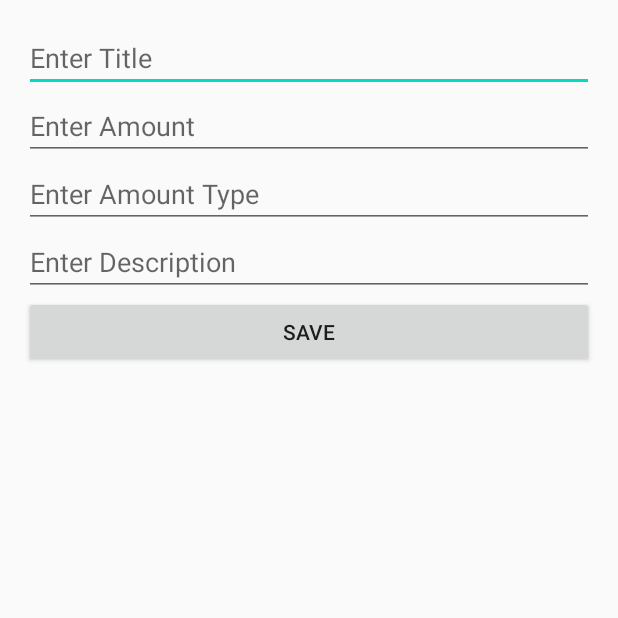
After one commit to mahdiandrovo/BazarShodai, an Android app: the AddNoteActivity screen opened directly, with no data from a screen before it, on a phone screen of 412 x 824 dp, the top half of it. The commit adds this screen. Run offline under Robolectric (Android 15) with nearby library versions, the phone set to English and light mode, and no system bars.

Commit message:
save new note part added

```diff
--- a/app/src/main/AndroidManifest.xml
+++ b/app/src/main/AndroidManifest.xml
@@ -9,6 +9,7 @@
         android:roundIcon="@mipmap/ic_launcher_round"
         android:supportsRtl="true"
         android:theme="@style/AppTheme">
+        <activity android:name=".AddNoteActivity"></activity>
         <activity android:name=".HomeActivity">
             <intent-filter>
                 <action android:name="android.intent.action.MAIN" />
--- /dev/null
+++ b/app/src/main/java/com/example/bazarshodai/AddNoteActivity.java
@@ -0,0 +1,83 @@
+package com.example.bazarshodai;
+
+import androidx.appcompat.app.AppCompatActivity;
+
+import android.content.Intent;
+import android.os.Bundle;
+import android.view.View;
+import android.widget.Button;
+import android.widget.EditText;
+
+public class AddNoteActivity extends AppCompatActivity implements View.OnClickListener {
+
+    public static final String EXTRA_TITLE = "androidx.appcompat.app.AppCompatActivity.EXTRA_TITLE";
+    public static final String EXTRA_AMOUNT = "androidx.appcompat.app.AppCompatActivity.EXTRA_AMOUNT";
+    public static final String EXTRA_AMOUNT_TYPE = "androidx.appcompat.app.AppCompatActivity.EXTRA_AMOUNT_TYPE";
+    public static final String EXTRA_DESCRIPTION = "androidx.appcompat.app.AppCompatActivity.EXTRA_DESCRIPTION";
+
+    private EditText editText_Title;
+    private EditText editText_Amount;
+    private EditText editText_AmountType;
+    private EditText editText_Description;
+    private Button button_SaveNote;
+
+    @Override
+    protected void onCreate(Bundle savedInstanceState) {
+        super.onCreate(savedInstanceState);
+        setContentView(R.layout.activity_add_note);
+
+        editText_Title = (EditText) findViewById(R.id.title_EditText);
+        editText_Amount = (EditText) findViewById(R.id.amount_EditText);
+        editText_AmountType = (EditText) findViewById(R.id.amountType_EditText);
+        editText_Description = (EditText) findViewById(R.id.description_EditText);
+        button_SaveNote = (Button) findViewById(R.id.save_Button);
+        button_SaveNote.setOnClickListener(this);
+
+    }
+
+    private void saveNote(){
+        String title = editText_Title.getText().toString().trim();
+        String amount_str = editText_Amount.getText().toString().trim();
+        String amount_type = editText_AmountType.getText().toString().trim();
+        String description = editText_Description.getText().toString().trim();
+
+        if (title == null || title.isEmpty()){
+            editText_Title.setError("Enter Title");
+            editText_Title.requestFocus();
+            return;
+        }
+        if (amount_str == null || amount_str.isEmpty()){
+            editText_Amount.setError("Enter Valid Amount");
+            editText_Amount.requestFocus();
+            return;
+        }
+        if (amount_type == null || amount_type.isEmpty()){
+            editText_AmountType.setError("Enter Title");
+            editText_AmountType.requestFocus();
+            return;
+        }
+        if (description == null || description.isEmpty()){
+            editText_Description.setError("Enter Description");
+            editText_Description.requestFocus();
+            return;
+        }
+
+        int amount = Integer.parseInt(amount_str);
+
+        Intent data = new Intent();
+        data.putExtra(EXTRA_TITLE,title);
+        data.putExtra(EXTRA_AMOUNT,amount);
+        data.putExtra(EXTRA_AMOUNT_TYPE,amount_type);
+        data.putExtra(EXTRA_DESCRIPTION,description);
+        setResult(RESULT_OK,data);
+        finish();
+
+    }
+
+    @Override
+    public void onClick(View view) {
+        if (view == button_SaveNote){
+            saveNote();
+        }
+    }
+}
--- /dev/null
+++ b/app/src/main/res/layout/activity_add_note.xml
@@ -0,0 +1,41 @@
+<?xml version="1.0" encoding="utf-8"?>
+<LinearLayout xmlns:android="http://schemas.android.com/apk/res/android"
+    xmlns:app="http://schemas.android.com/apk/res-auto"
+    xmlns:tools="http://schemas.android.com/tools"
+    android:layout_width="match_parent"
+    android:layout_height="match_parent"
+    android:padding="16dp"
+    android:orientation="vertical"
+    tools:context=".AddNoteActivity">
+
+    <EditText
+        android:id="@+id/title_EditText"
+        android:hint="Enter Title"
+        android:inputType="text"
+        android:layout_width="match_parent"
+        android:layout_height="wrap_content"/>
+    <EditText
+        android:id="@+id/amount_EditText"
+        android:hint="Enter Amount"
+        android:inputType="number"
+        android:layout_width="match_parent"
+        android:layout_height="wrap_content"/>
+    <EditText
+        android:id="@+id/amountType_EditText"
+        android:hint="Enter Amount Type"
+        android:inputType="text"
+        android:layout_width="match_parent"
+        android:layout_height="wrap_content"/>
+    <EditText
+        android:id="@+id/description_EditText"
+        android:hint="Enter Description"
+        android:inputType="text"
+        android:layout_width="match_parent"
+        android:layout_height="wrap_content"/>
+    <Button
+        android:id="@+id/save_Button"
+        android:text="SAVE"
+        android:layout_width="match_parent"
+        android:layout_height="wrap_content"/>
+
+</LinearLayout>
--- a/app/src/main/res/values/styles.xml
+++ b/app/src/main/res/values/styles.xml
@@ -1,7 +1,7 @@
 <resources>
 
     <!-- Base application theme. -->
-    <style name="AppTheme" parent="Theme.AppCompat.Light.DarkActionBar">
+    <style name="AppTheme" parent="Theme.AppCompat.Light.NoActionBar">
         <!-- Customize your theme here. -->
         <item name="colorPrimary">@color/colorPrimary</item>
         <item name="colorPrimaryDark">@color/colorPrimaryDark</item>
```
Also changed, not shown: app/src/main/java/com/example/bazarshodai/HomeActivity.java (+40 -1 lines), app/src/main/res/drawable/ic_add.xml (added, +9 -0 lines), app/src/main/res/drawable/ic_close.xml (added, +9 -0 lines), app/src/main/res/drawable/ic_save.xml (added, +9 -0 lines), app/src/main/res/layout/activity_home.xml (+10 -2 lines).
